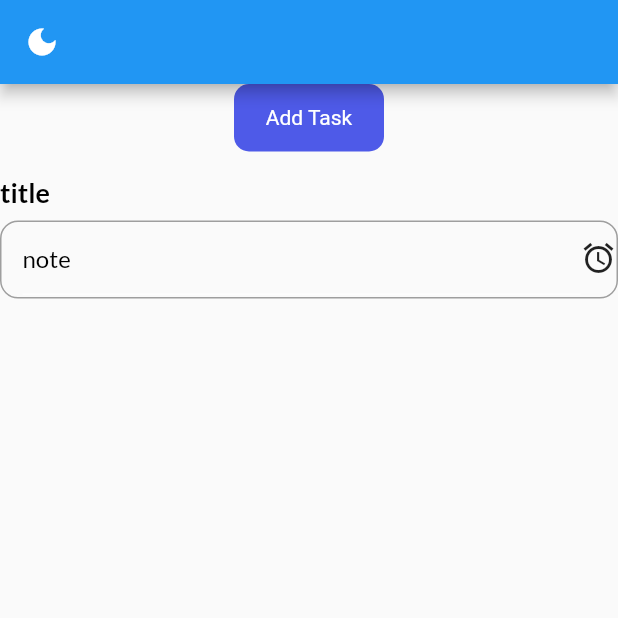
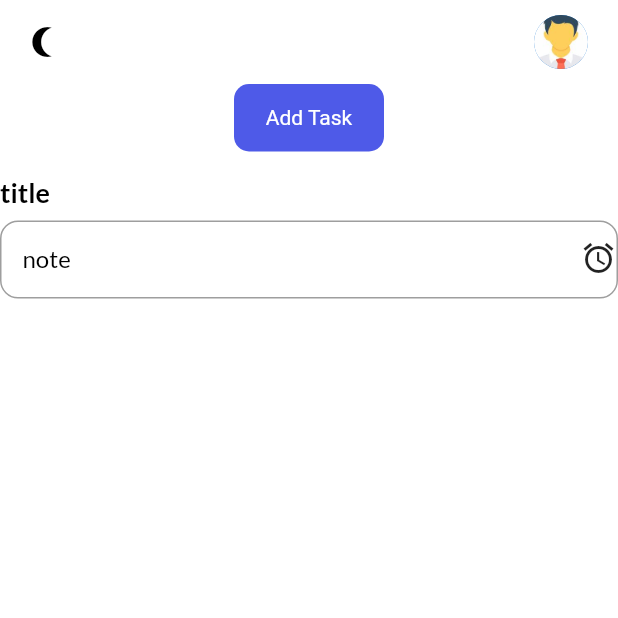
Before and after one commit to Hanan795/to_do_app, a Flutter app: the screen it shows after launch, on a phone screen of 412 x 824 dp, the top half of it. Run offline on Flutter 3.47's test engine with Material 2 defaults, Android fonts, the phone set to English and light mode, and no system bars; our stand-ins replace get, get_storage, google_fonts.

Commit message:
create appBar in the Home screen #17 #15

```diff
--- a/lib/ui/pages/home_page.dart
+++ b/lib/ui/pages/home_page.dart
@@ -4,6 +4,7 @@ import 'package:to_do_app/services/theme_services.dart';
 import 'package:to_do_app/ui/pages/add_task_page.dart';
 import 'package:to_do_app/ui/pages/notification_screen.dart';
 import 'package:to_do_app/ui/size_config.dart';
+import 'package:to_do_app/ui/theme.dart';
 import 'package:to_do_app/ui/widgets/button.dart';
 import 'package:to_do_app/ui/widgets/input_field.dart';
 
@@ -19,13 +20,31 @@ class _HomePageState extends State<HomePage> {
   Widget build(BuildContext context) {
     SizeConfig().init(context);
     return Scaffold(
+      backgroundColor: context.theme.backgroundColor,
       appBar: AppBar(
+        elevation: 0,
+        backgroundColor: context.theme.backgroundColor,
         leading: IconButton(
-            onPressed: () {
-              ThemeServices().swithTheme();
-              Get.to(const NotificationScreen(payLoad: 'Title|Desc|10:10'));
-            },
-            icon: const Icon(Icons.dark_mode)),
+          icon: Icon(
+            Get.isDarkMode
+                ? Icons.wb_sunny_outlined
+                : Icons.nightlight_round_outlined,
+            size: 24,
+            color: Get.isDarkMode ? white : Colors.black,
+          ),
+          onPressed: () {
+            ThemeServices().swithTheme();
+          },
+        ),
+        actions: const [
+          CircleAvatar(
+            radius: 18,
+            backgroundImage: AssetImage('assets/images/person.jpeg'),
+          ),
+          SizedBox(
+            width: 20,
+          )
+        ],
       ),
       body: SingleChildScrollView(
         child: Column(
```
